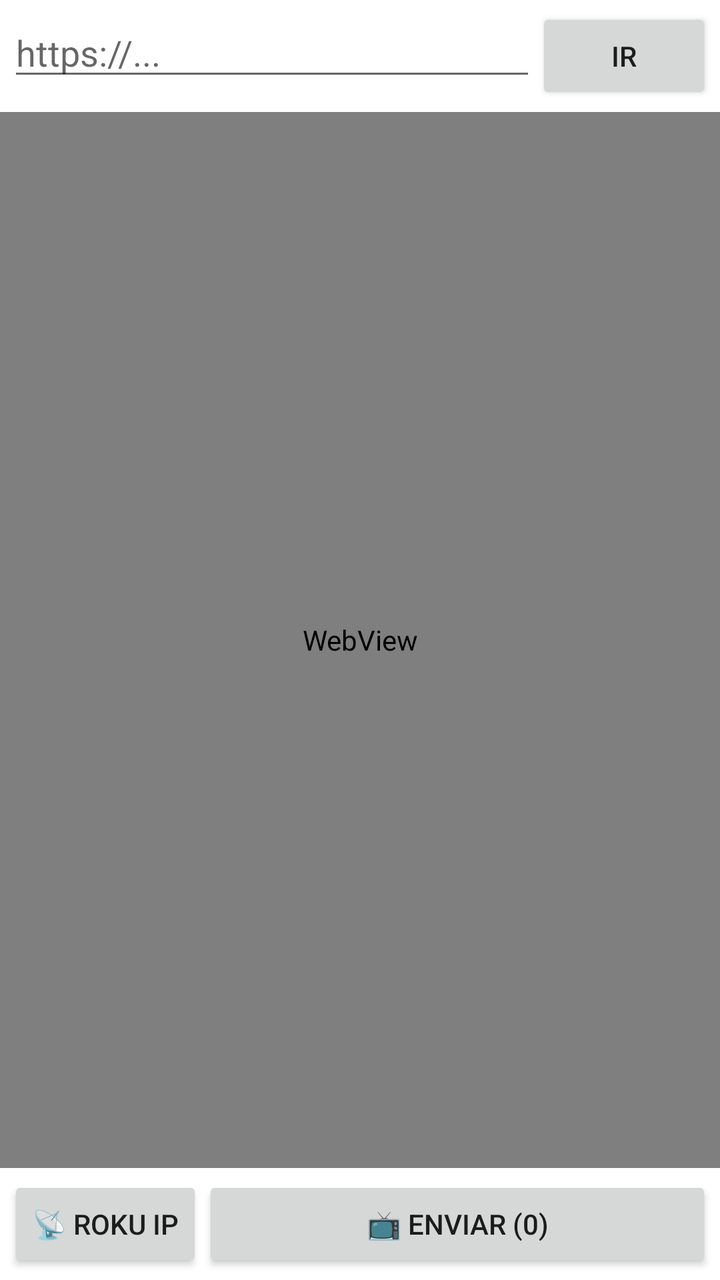
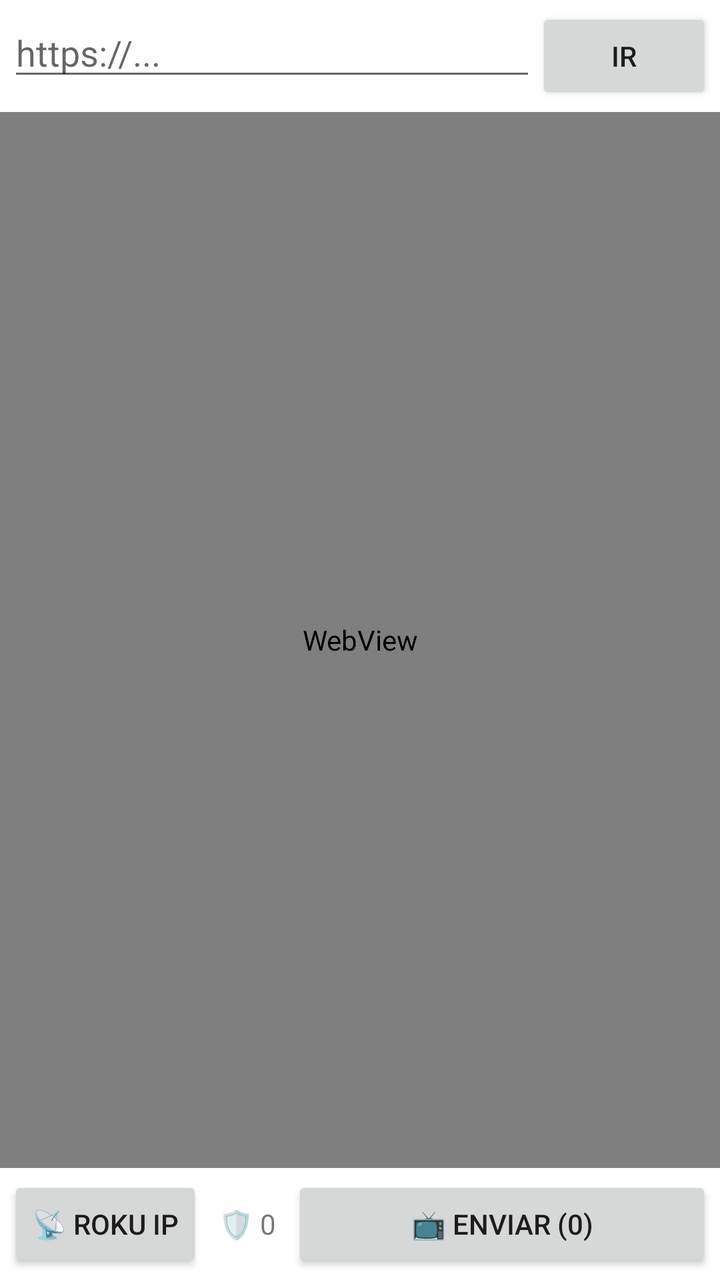

Two renders of the same Android screen: before a commit and after it. Below are the layout's source before the change and the commit's diff.
<!-- AndroidManifest.xml: application theme Theme.RokuCast -->
<!-- res/layout/activity_main.xml -->
<?xml version="1.0" encoding="utf-8"?>
<LinearLayout xmlns:android="http://schemas.android.com/apk/res/android"
    android:layout_width="match_parent"
    android:layout_height="match_parent"
    android:orientation="vertical">

    <LinearLayout
        android:layout_width="match_parent"
        android:layout_height="wrap_content"
        android:orientation="horizontal"
        android:padding="4dp">

        <EditText
            android:id="@+id/urlBar"
            android:layout_width="0dp"
            android:layout_height="wrap_content"
            android:layout_weight="1"
            android:inputType="textUri"
            android:imeOptions="actionGo"
            android:hint="https://..." />

        <Button
            android:id="@+id/goButton"
            android:layout_width="wrap_content"
            android:layout_height="wrap_content"
            android:text="Ir" />
    </LinearLayout>

    <WebView
        android:id="@+id/webView"
        android:layout_width="match_parent"
        android:layout_height="0dp"
        android:layout_weight="1" />

    <LinearLayout
        android:layout_width="match_parent"
        android:layout_height="wrap_content"
        android:orientation="horizontal"
        android:padding="4dp">

        <Button
            android:id="@+id/settingsButton"
            android:layout_width="wrap_content"
            android:layout_height="wrap_content"
            android:text="📡 Roku IP" />

        <Button
            android:id="@+id/sendButton"
            android:layout_width="0dp"
            android:layout_height="wrap_content"
            android:layout_weight="1"
            android:text="📺 Enviar (0)" />
    </LinearLayout>

</LinearLayout>
<!-- resources referenced by this layout -->
<resources>
  <style name="Theme.RokuCast" parent="Theme.MaterialComponents.DayNight.NoActionBar" />
</resources>

<!-- the commit's change to res/layout/activity_main.xml (unified diff, before → after) -->
@@ -26,6 +26,14 @@
             android:text="Ir" />
     </LinearLayout>
 
+    <ProgressBar
+        android:id="@+id/progressBar"
+        style="?android:attr/progressBarStyleHorizontal"
+        android:layout_width="match_parent"
+        android:layout_height="3dp"
+        android:max="100"
+        android:visibility="gone" />
+
     <WebView
         android:id="@+id/webView"
         android:layout_width="match_parent"
@@ -36,13 +44,23 @@
         android:layout_width="match_parent"
         android:layout_height="wrap_content"
         android:orientation="horizontal"
-        android:padding="4dp">
+        android:padding="4dp"
+        android:gravity="center_vertical">
 
         <Button
             android:id="@+id/settingsButton"
             android:layout_width="wrap_content"
             android:layout_height="wrap_content"
             android:text="📡 Roku IP" />
+
+        <TextView
+            android:id="@+id/blockCounter"
+            android:layout_width="wrap_content"
+            android:layout_height="wrap_content"
+            android:layout_marginStart="8dp"
+            android:layout_marginEnd="8dp"
+            android:text="🛡️ 0"
+            android:textSize="14sp" />
 
         <Button
             android:id="@+id/sendButton"
